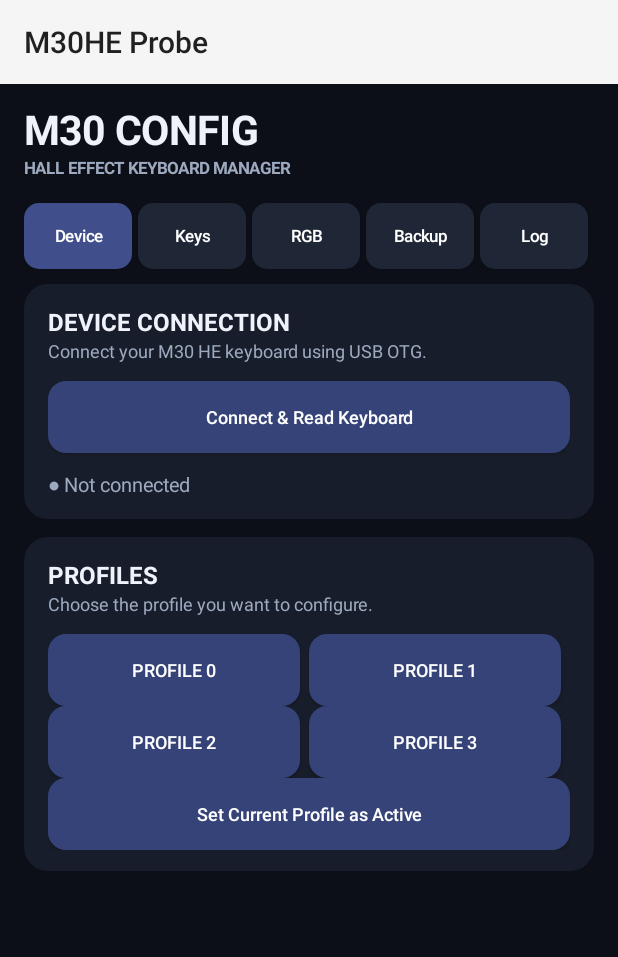
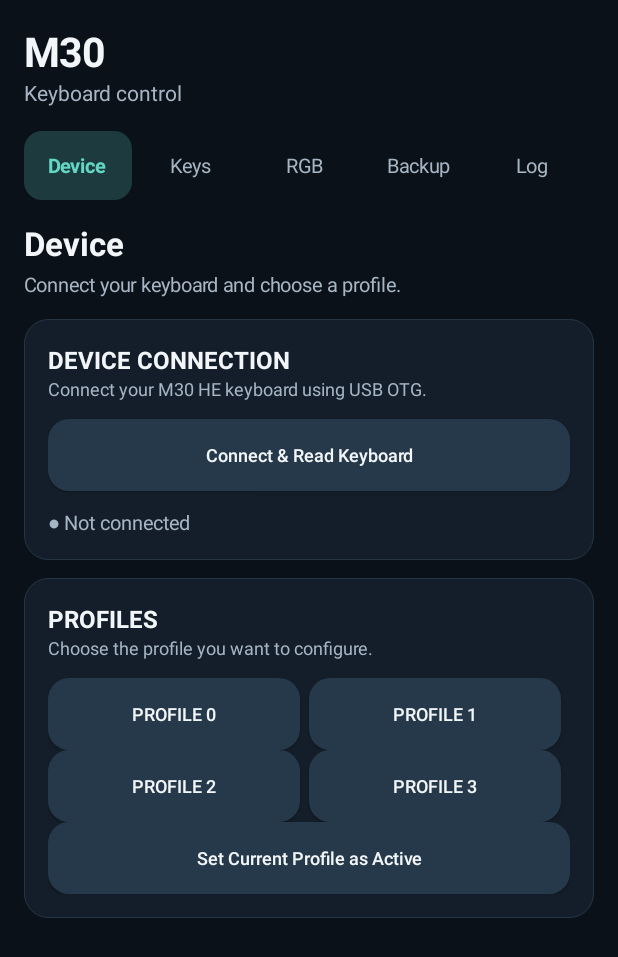
Before and after one commit to sevsae/M30, an Android app: the screen it shows after launch (MainActivity), on a phone screen of 412 x 824 dp. Shown: the top 957 px of the screen. Run offline under Robolectric (Android 15) with nearby library versions, the phone set to English and light mode, and no system bars.

Commit message:
Refresh M30 tablet interface

```diff
--- a/app/src/main/AndroidManifest.xml
+++ b/app/src/main/AndroidManifest.xml
@@ -9,8 +9,8 @@
 
     <application
         android:allowBackup="false"
-        android:label="M30HE Probe"
-        android:theme="@android:style/Theme.Material.Light">
+        android:label="M30 HE Keyboard"
+        android:theme="@style/M30Theme">
 
         <activity
             android:name=".MainActivity"
--- a/app/src/main/java/com/example/m30probe/MainActivity.kt
+++ b/app/src/main/java/com/example/m30probe/MainActivity.kt
@@ -102,6 +102,13 @@ class MainActivity : Activity() {
 
     private lateinit var targetSpin: Spinner
     private lateinit var notificationBanner: TextView
+    private lateinit var pageTitle: TextView
+    private lateinit var pageSubtitle: TextView
+
+    private var tabletLayoutEnabled = false
+    private var wideLayoutEnabled = false
+    private val pageCardRows = mutableMapOf<String, LinearLayout>()
+    private val pageCardCounts = mutableMapOf<String, Int>()
 
     private lateinit var selectionCount: TextView
     private lateinit var lightColorInput: EditText
@@ -117,17 +124,17 @@ class MainActivity : Activity() {
     // DARK THEME COLORS
     // ------------------------------------------------------------
 
-    private val backgroundColor = Color.rgb(12, 15, 23)
-    private val cardColor = Color.rgb(23, 29, 42)
-    private val secondaryCardColor = Color.rgb(31, 39, 55)
-
-    private val accentColor = Color.rgb(119, 137, 255)
-    private val successColor = Color.rgb(35, 133, 101)
-    private val warningColor = Color.rgb(184, 124, 42)
-    private val errorColor = Color.rgb(190, 65, 76)
-
-    private val primaryText = Color.rgb(239, 242, 250)
-    private val secondaryText = Color.rgb(157, 169, 190)
+    private val backgroundColor = Color.rgb(11, 17, 25)
+    private val cardColor = Color.rgb(20, 30, 42)
+    private val secondaryCardColor = Color.rgb(31, 43, 56)
+
+    private val accentColor = Color.rgb(99, 215, 195)
+    private val successColor = Color.rgb(35, 145, 111)
+    private val warningColor = Color.rgb(210, 157, 66)
+    private val errorColor = Color.rgb(198, 75, 86)
+
+    private val primaryText = Color.rgb(242, 246, 249)
+    private val secondaryText = Color.rgb(166, 181, 195)
 
     // ------------------------------------------------------------
     // USB TRANSPORT
@@ -386,29 +393,64 @@ class MainActivity : Activity() {
             orientation = LinearLayout.VERTICAL
 
             setPadding(
-                dp(16),
-                dp(14),
-                dp(16),
-                dp(14)
-            )
-
-            background = roundedBackground(cardColor, 16)
+                dp(if (tabletLayoutEnabled) 22 else 16),
+                dp(if (tabletLayoutEnabled) 20 else 16),
+                dp(if (tabletLayoutEnabled) 22 else 16),
+                dp(if (tabletLayoutEnabled) 20 else 16)
+            )
+
+            background = roundedBackground(cardColor, if (tabletLayoutEnabled) 20 else 16).apply {
+                setStroke(dp(1), Color.rgb(39, 54, 69))
+            }
         }
     }
 
     private fun addCard(
         parent: LinearLayout,
-        child: View
+        child: View,
+        fullWidth: Boolean = false
     ) {
 
-        val params = LinearLayout.LayoutParams(
-            LinearLayout.LayoutParams.MATCH_PARENT,
-            LinearLayout.LayoutParams.WRAP_CONTENT
-        )
-
-        params.bottomMargin = dp(12)
-
-        parent.addView(child, params)
+        val pageName = pages.entries.firstOrNull { it.value === parent }?.key
+        if (!wideLayoutEnabled || pageName == null) {
+            val params = LinearLayout.LayoutParams(-1, -2)
+            params.bottomMargin = dp(if (tabletLayoutEnabled) 16 else 12)
+            parent.addView(child, params)
+            return
+        }
+
+        if (fullWidth) {
+            val cardRow = LinearLayout(this).apply { orientation = LinearLayout.HORIZONTAL }
+            cardRow.addView(child, LinearLayout.LayoutParams(-1, -2))
+            parent.addView(cardRow, LinearLayout.LayoutParams(-1, -2).apply {
+                bottomMargin = dp(16)
+            })
+            pageCardRows.remove(pageName)
+            pageCardCounts.remove(pageName)
+            return
+        }
+
+        var count = pageCardCounts[pageName] ?: 0
+        var cardRow = pageCardRows[pageName]
+        if (cardRow == null || count >= 2) {
+            cardRow = LinearLayout(this).apply { orientation = LinearLayout.HORIZONTAL }
+            parent.addView(cardRow, LinearLayout.LayoutParams(-1, -2).apply {
+                bottomMargin = dp(16)
+            })
+            pageCardRows[pageName] = cardRow
+            count = 0
+        }
+
+        val params = LinearLayout.LayoutParams(0, -2, 1f)
+        if (count == 0) params.marginEnd = dp(12)
+        cardRow.addView(child, params)
+        count += 1
+        if (count == 2) {
+            pageCardRows.remove(pageName)
+            pageCardCounts.remove(pageName)
+        } else {
+            pageCardCounts[pageName] = count
+        }
     }
 
     private fun createPage(): LinearLayout = LinearLayout(this).apply {
@@ -416,14 +458,27 @@ class MainActivity : Activity() {
     }
 
     private fun showPage(name: String) {
+        val pageHeadings = mapOf(
+            "device" to ("Device" to "Connect your keyboard and choose a profile."),
+            "keys" to ("Keyboard setup" to "Tune trigger response and key assignments."),
+            "lighting" to ("Lighting" to "Choose a color and brightness for the active profile."),
+            "backup" to ("Backups" to "Save or restore your keyboard settings."),
+            "log" to ("Activity" to "Review keyboard connection and change results.")
+        )
+        val heading = pageHeadings[name] ?: ("M30" to "Keyboard settings")
+        pageTitle.text = heading.first
+        pageSubtitle.text = heading.second
         pages.forEach { (key, page) ->
             page.visibility = if (key == name) View.VISIBLE else View.GONE
         }
         navigationButtons.forEach { (key, button) ->
+            val selected = key == name
             button.background = roundedBackground(
-                if (key == name) Color.rgb(64, 78, 139) else secondaryCardColor,
-                10
-            )
+                if (selected) Color.rgb(29, 58, 63) else Color.TRANSPARENT,
+                12
+            )
+            button.setTextColor(if (selected) accentColor else secondaryText)
+            button.typeface = if (selected) Typeface.DEFAULT_BOLD else Typeface.DEFAULT
         }
         if (name == "lighting" && ::lightColorInput.isInitialized) {
             refreshLighting()
@@ -439,7 +494,7 @@ class MainActivity : Activity() {
         parent.addView(
             createText(
                 title,
-                16f,
+                if (tabletLayoutEnabled) 19f else 16f,
                 primaryText,
                 true
             )
@@ -449,7 +504,7 @@ class MainActivity : Activity() {
             parent.addView(
                 createText(
                     subtitle,
-                    12f,
+                    if (tabletLayoutEnabled) 14f else 12f,
                     secondaryText
                 )
             )
@@ -461,7 +516,7 @@ class MainActivity : Activity() {
             spacer,
             LinearLayout.LayoutParams(
                 1,
-                dp(12)
+                dp(if (tabletLayoutEnabled) 16 else 12)
             )
         )
     }
@@ -469,20 +524,20 @@ class MainActivity : Activity() {
     private fun styleButton(button: Button) {
 
         button.isAllCaps = false
-        button.textSize = 12f
-        button.setTextColor(Color.WHITE)
+        button.textSize = if (tabletLayoutEnabled) 14f else 12f
+        button.setTextColor(primaryText)
 
         button.background = roundedBackground(
-            Color.rgb(54, 67, 120),
-            12
-        )
-
-        button.minHeight = dp(44)
+            Color.rgb(38, 57, 74),
+            14
+        )
+
+        button.minHeight = dp(if (tabletLayoutEnabled) 52 else 46)
         button.setPadding(
+            dp(if (tabletLayoutEnabled) 14 else 10),
             dp(8),
-            dp(4),
-            dp(8),
-            dp(4)
+            dp(if (tabletLayoutEnabled) 14 else 10),
+            dp(8)
         )
     }
 
@@ -518,7 +573,7 @@ class MainActivity : Activity() {
                 1f
             )
 
-            lp.marginEnd = dp(6)
+            lp.marginEnd = dp(if (tabletLayoutEnabled) 10 else 6)
 
             r.addView(v, lp)
         }
@@ -874,6 +929,9 @@ class MainActivity : Activity() {
 
         buildTargets()
 
+        tabletLayoutEnabled = resources.configuration.smallestScreenWidthDp >= 600
+        wideLayoutEnabled = resources.configuration.screenWidthDp >= 900
+
         createNotificationChannel()
 
         window.statusBarColor = backgroundColor
@@ -883,86 +941,31 @@ class MainActivity : Activity() {
             window.decorView.systemUiVisibility = 0
         }
 
-        val root = LinearLayout(this)
-
-        root.orientation = LinearLayout.VERTICAL
-
-        root.setPadding(
-            dp(16),
-            dp(12),
-            dp(16),
-            dp(12)
-        )
-
-        root.setBackgroundColor(backgroundColor)
-
-        // HEADER
-
-        val header = LinearLayout(this)
-
-        header.orientation = LinearLayout.VERTICAL
-
-        header.addView(
-            createText(
-                "M30 CONFIG",
-                27f,
-                primaryText,
-                true
-            )
-        )
-
-        header.addView(
-            createText(
-                "HALL EFFECT KEYBOARD MANAGER",
-                11f,
-                secondaryText,
-                true
-            )
-        )
-
-        val headerSpace = View(this)
-
-        header.addView(
-            headerSpace,
-            LinearLayout.LayoutParams(
-                1,
-                dp(16)
-            )
-        )
-
-        root.addView(header)
+        val root = LinearLayout(this).apply {
+            orientation = if (wideLayoutEnabled) LinearLayout.HORIZONTAL else LinearLayout.VERTICAL
+            val outerPadding = if (tabletLayoutEnabled) dp(24) else dp(16)
+            setPadding(outerPadding, outerPadding, outerPadding, outerPadding)
+            setBackgroundColor(backgroundColor)
+        }
+
+        val header = LinearLayout(this).apply {
+            orientation = LinearLayout.VERTICAL
+            addView(createText("M30", if (tabletLayoutEnabled) 30f else 27f, primaryText, true))
+            addView(createText("Keyboard control", 14f, secondaryText))
+        }
 
         // NOTIFICATION BANNER
-
-        notificationBanner = TextView(this)
-
-        notificationBanner.textSize = 13f
-        notificationBanner.setTextColor(Color.WHITE)
-        notificationBanner.typeface = Typeface.DEFAULT_BOLD
-
-        notificationBanner.setPadding(
-            dp(14),
-            dp(14),
-            dp(14),
-            dp(14)
-        )
-
-        notificationBanner.visibility = View.GONE
-
-        val bannerParams = LinearLayout.LayoutParams(
-            -1,
-            -2
-        )
-
-        bannerParams.bottomMargin = dp(12)
-
-        root.addView(
-            notificationBanner,
-            bannerParams
-        )
+        notificationBanner = TextView(this).apply {
+            textSize = if (tabletLayoutEnabled) 15f else 13f
+            setTextColor(Color.WHITE)
+            typeface = Typeface.DEFAULT_BOLD
+            setPadding(dp(16), dp(14), dp(16), dp(14))
+            visibility = View.GONE
+            background = roundedBackground(accentColor, 12)
+        }
 
         val nav = LinearLayout(this).apply {
-            orientation = LinearLayout.HORIZONTAL
+            orientation = if (wideLayoutEnabled) LinearLayout.VERTICAL else LinearLayout.HORIZONTAL
         }
         listOf(
             "device" to "Device",
@@ -972,20 +975,23 @@ class MainActivity : Activity() {
             "log" to "Log"
         ).forEach { (page, label) ->
             val button = btn(label) { showPage(page) }.apply {
-                textSize = 11f
+                textSize = if (tabletLayoutEnabled) 15f else 13f
                 minWidth = 0
-                minHeight = dp(42)
-                setPadding(dp(2), dp(4), dp(2), dp(4))
+                minHeight = dp(if (wideLayoutEnabled) 54 else if (tabletLayoutEnabled) 52 else 46)
+                gravity = if (wideLayoutEnabled) android.view.Gravity.START or android.view.Gravity.CENTER_VERTICAL else android.view.Gravity.CENTER
+                setPadding(dp(if (wideLayoutEnabled) 18 else 6), dp(8), dp(8), dp(8))
                 contentDescription = "$label page"
             }
             navigationButtons[page] = button
-            val params = LinearLayout.LayoutParams(0, dp(44), 1f)
-            params.marginEnd = dp(4)
+            val params = if (wideLayoutEnabled) {
+                LinearLayout.LayoutParams(-1, dp(54))
+            } else {
+                LinearLayout.LayoutParams(0, dp(if (tabletLayoutEnabled) 52 else 46), 1f)
+            }
+            params.bottomMargin = if (wideLayoutEnabled) dp(8) else 0
+            params.marginEnd = if (wideLayoutEnabled) 0 else dp(4)
             nav.addView(button, params)
         }
-        val navParams = LinearLayout.LayoutParams(-1, dp(44))
-        navParams.bottomMargin = dp(10)
-        root.addView(nav, navParams)
 
         pageHost = LinearLayout(this).apply {
             orientation = LinearLayout.VERTICAL
@@ -1000,7 +1006,61 @@ class MainActivity : Activity() {
             setBackgroundColor(backgroundColor)
             addView(pageHost)
         }
-        root.addView(scroll, LinearLayout.LayoutParams(-1, 0, 1f))
+
+        pageTitle = createText("Device", if (tabletLayoutEnabled) 28f else 22f, primaryText, true)
+        pageSubtitle = createText("Connect and manage your keyboard.", if (tabletLayoutEnabled) 15f else 13f, secondaryText)
+        val pageHeading = LinearLayout(this).apply {
+            orientation = LinearLayout.VERTICAL
+            addView(pageTitle)
+            val subtitleParams = LinearLayout.LayoutParams(-1, -2)
+            subtitleParams.topMargin = dp(4)
+            addView(pageSubtitle, subtitleParams)
+        }
+
+        val mainContent = LinearLayout(this).apply {
+            orientation = LinearLayout.VERTICAL
+        }
+        if (wideLayoutEnabled) {
+            val sidebar = LinearLayout(this).apply {
+                orientation = LinearLayout.VERTICAL
+                setPadding(dp(16), dp(16), dp(16), dp(16))
+                background = roundedBackground(cardColor, 20)
+                addView(header)
+                val separator = View(this@MainActivity).apply { setBackgroundColor(secondaryCardColor) }
+                addView(separator, LinearLayout.LayoutParams(-1, dp(1)).apply {
+                    topMargin = dp(24)
+                    bottomMargin = dp(20)
+                })
+                addView(nav, LinearLayout.LayoutParams(-1, -2))
+                val footer = createText("M30 HE  ·  USB", 12f, secondaryText)
+                val footerParams = LinearLayout.LayoutParams(-1, -2)
+                footerParams.topMargin = dp(20)
+                addView(footer, footerParams)
+            }
+            val sidebarParams = LinearLayout.LayoutParams(dp(220), -1)
+            sidebarParams.marginEnd = dp(22)
+            root.addView(sidebar, sidebarParams)
+        } else {
+            root.addView(header)
+            val navParams = LinearLayout.LayoutParams(-1, -2)
+            navParams.topMargin = dp(16)
+            navParams.bottomMargin = dp(14)
+            root.addView(nav, navParams)
+        }
+
+        val bannerParams = LinearLayout.LayoutParams(-1, -2)
+        bannerParams.bottomMargin = dp(16)
+        mainContent.addView(notificationBanner, bannerParams)
+        val headingParams = LinearLayout.LayoutParams(-1, -2)
+        headingParams.bottomMargin = dp(if (tabletLayoutEnabled) 20 else 14)
+        mainContent.addView(pageHeading, headingParams)
+        mainContent.addView(scroll, LinearLayout.LayoutParams(-1, 0, 1f))
+        val mainContentParams = if (wideLayoutEnabled) {
+            LinearLayout.LayoutParams(0, -1, 1f)
+        } else {
+            LinearLayout.LayoutParams(-1, 0, 1f)
+        }
+        root.addView(mainContent, mainContentParams)
 
         // CONNECTION CARD
 
@@ -1140,7 +1200,7 @@ class MainActivity : Activity() {
 
         grid = GridLayout(this)
 
-        grid.columnCount = 4
+        grid.columnCount = if (tabletLayoutEnabled) 6 else 4
 
         grid.setPadding(
             0,
@@ -1241,7 +1301,7 @@ class MainActivity : Activity() {
             )
         )
 
-        addCard(pages.getValue("keys"), remapCard)
+        addCard(pages.getValue("keys"), remapCard, fullWidth = true)
 
         // BACKUP CARD
 
@@ -1264,7 +1324,7 @@ class MainActivity : Activity() {
             )
         )
 
-        addCard(pages.getValue("backup"), backupCard)
+        addCard(pages.getValue("backup"), backupCard, fullWidth = true)
 
         // LOG CARD
 
@@ -1310,7 +1370,7 @@ class MainActivity : Activity() {
             }
         )
 
-        addCard(pages.getValue("log"), logCard)
+        addCard(pages.getValue("log"), logCard, fullWidth = true)
 
         // RGB LIGHTING CARD
         val lightingCard = createCard()
@@ -1369,7 +1429,7 @@ class MainActivity : Activity() {
             btn("Read Lighting") { refreshLighting() },
             btn("Apply Color") { applyLightingClicked() }
         ))
-        addCard(pages.getValue("lighting"), lightingCard)
+        addCard(pages.getValue("lighting"), lightingCard, fullWidth = true)
 
         pages.values.forEach { it.visibility = View.GONE }
         pages.getValue("device").visibility = View.VISIBLE
@@ -2063,7 +2123,7 @@ class MainActivity : Activity() {
             val cb = CheckBox(this)
 
             cb.text = labelOf(i) + "\n#" + i
-            cb.textSize = 11f
+            cb.textSize = if (tabletLayoutEnabled) 13f else 11f
 
             cb.setTextColor(primaryText)
 
@@ -2073,16 +2133,16 @@ class MainActivity : Activity() {
             cb.tag = i
 
             cb.setPadding(
-                dp(4),
-                dp(5),
-                dp(4),
-                dp(5)
+                dp(if (tabletLayoutEnabled) 8 else 4),
+                dp(if (tabletLayoutEnabled) 9 else 5),
+                dp(if (tabletLayoutEnabled) 8 else 4),
+                dp(if (tabletLayoutEnabled) 9 else 5)
             )
 
             cb.setBackground(
                 roundedBackground(
                     secondaryCardColor,
-                    8
+                    if (tabletLayoutEnabled) 10 else 8
                 )
             )
 
--- /dev/null
+++ b/app/src/main/res/values/styles.xml
@@ -0,0 +1,9 @@
+<resources>
+    <style name="M30Theme" parent="@android:style/Theme.Material.NoActionBar">
+        <item name="android:colorAccent">#63D7C3</item>
+        <item name="android:windowBackground">#0B1119</item>
+        <item name="android:statusBarColor">#0B1119</item>
+        <item name="android:navigationBarColor">#0B1119</item>
+        <item name="android:windowLightStatusBar">false</item>
+    </style>
+</resources>
```
